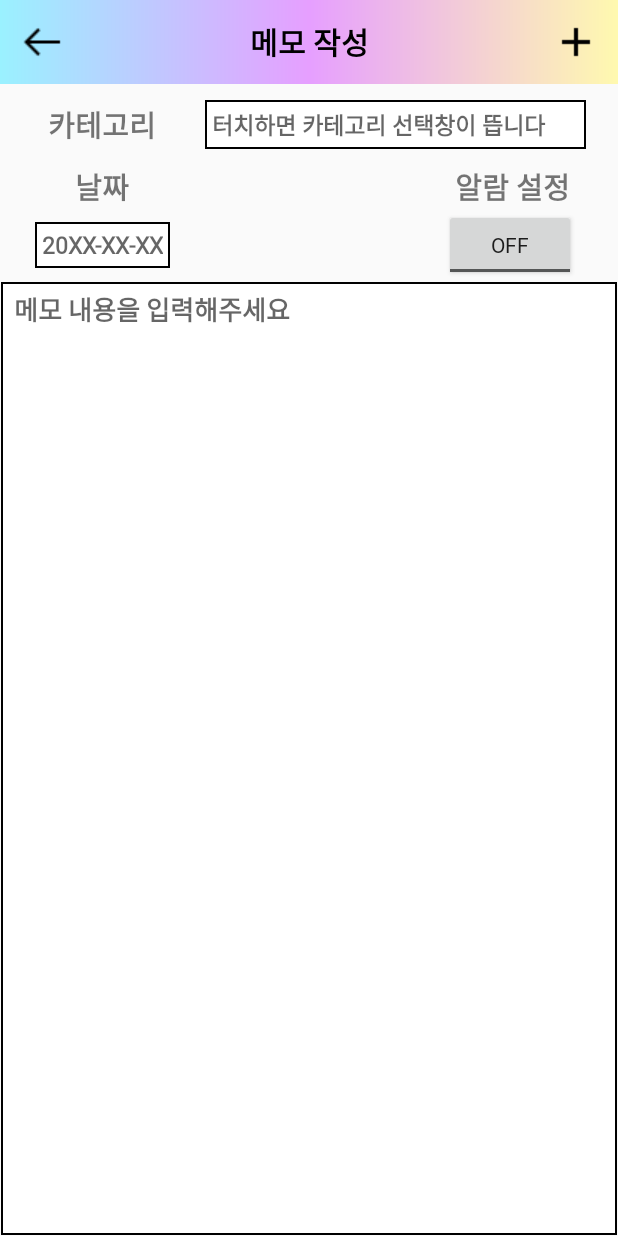
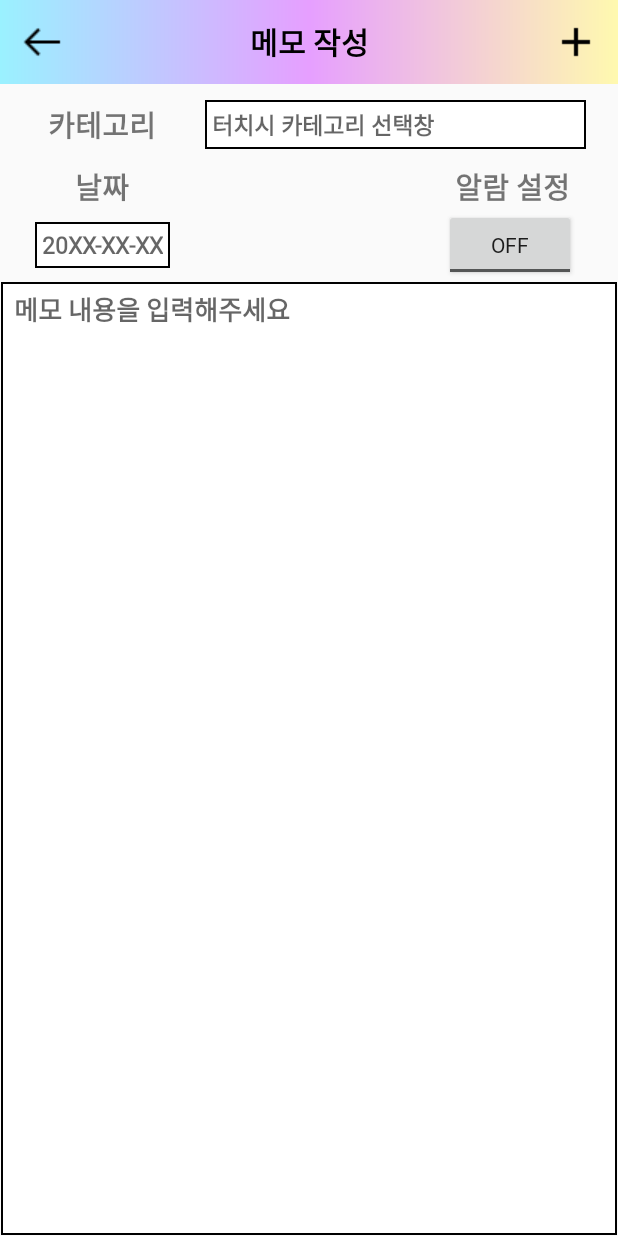
Before and after one commit to xlbatross/memoWithNFC, an Android app: the WriteMemoActivity screen opened directly, with no data from a screen before it, on a phone screen of 412 x 824 dp. Run offline under Robolectric (Android 15) with nearby library versions, the phone set to English and light mode, and no system bars; Roboto replaces fonts that are not available here.

```diff
--- a/app/src/main/res/layout/activity_category_select.xml
+++ b/app/src/main/res/layout/activity_category_select.xml
@@ -76,6 +76,8 @@
             android:layout_height="?attr/actionBarSize"
             android:background="@drawable/borderline_black"
             android:text="@string/KoreanCancel"
+            android:fontFamily="@font/scdream5"
+            android:textStyle="bold"
             android:textSize="20sp"
             app:layout_constraintTop_toTopOf="parent"
             app:layout_constraintStart_toStartOf="parent"
@@ -87,6 +89,8 @@
             android:layout_height="?attr/actionBarSize"
             android:background="@drawable/borderline_black"
             android:text="@string/KoreanOK"
+            android:fontFamily="@font/scdream5"
+            android:textStyle="bold"
             android:textSize="20sp"
             app:layout_constraintTop_toTopOf="parent"
             app:layout_constraintStart_toEndOf="@+id/category_select_cancel"
--- a/app/src/main/res/layout/category.xml
+++ b/app/src/main/res/layout/category.xml
@@ -11,6 +11,8 @@
         android:layout_height="wrap_content"
         android:text=""
         android:textSize="19sp"
+        android:fontFamily="@font/scdream3"
+        android:textStyle="bold"
         app:layout_constraintTop_toTopOf="parent"
         app:layout_constraintBottom_toBottomOf="parent"
         app:layout_constraintStart_toStartOf="parent"
--- a/app/src/main/res/layout/memo_attribute.xml
+++ b/app/src/main/res/layout/memo_attribute.xml
@@ -48,7 +48,7 @@
                 android:layout_height="wrap_content"
                 android:background="@drawable/borderline_black"
                 android:fontFamily="@font/scdream3"
-                android:hint="터치하면 카테고리 선택창이 뜹니다"
+                android:hint="터치시 카테고리 선택창"
                 android:padding="5dp"
                 android:textSize="15sp"
                 android:textStyle="bold"
```
